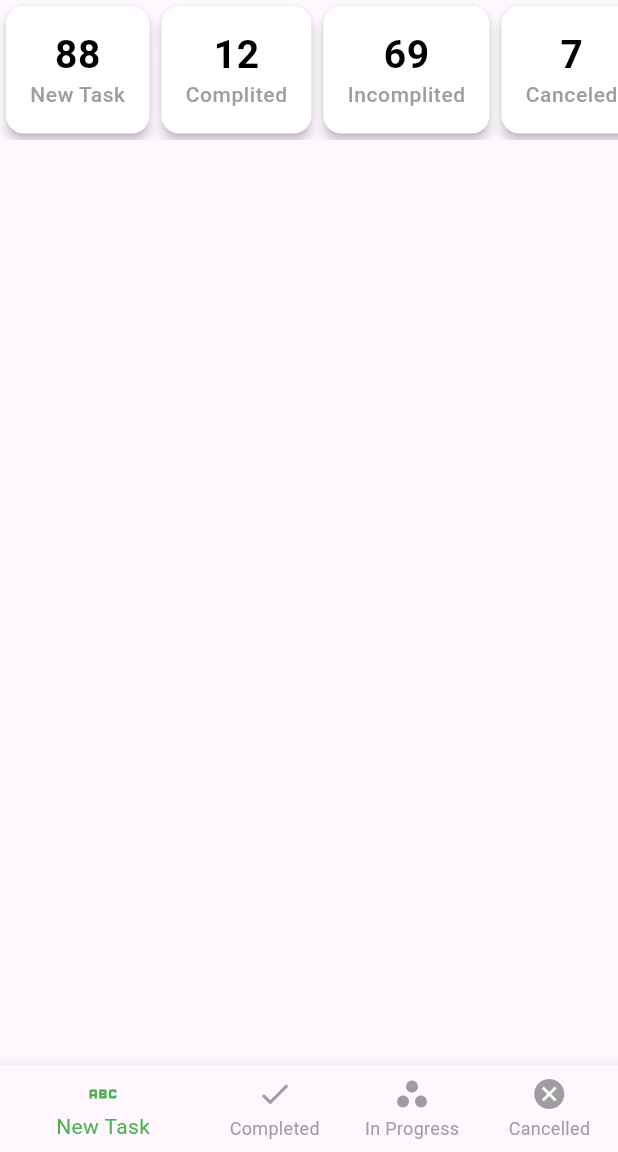
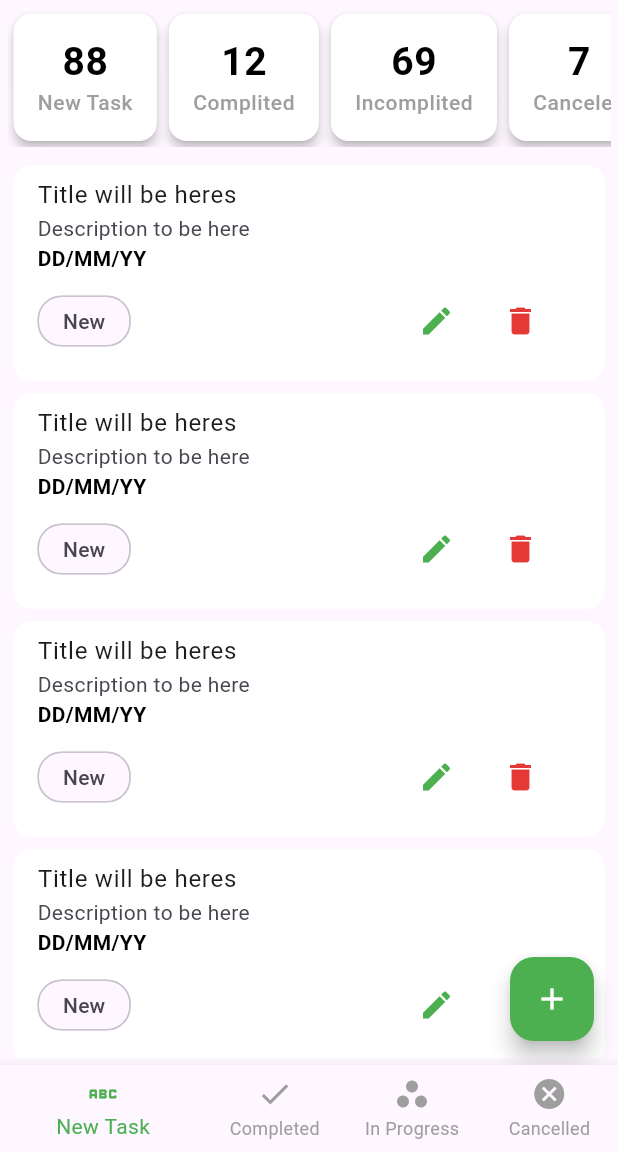
Before and after one commit to nafiurrahmansabbir/Task_Manager, a Flutter app: the MainBottomNavScreen screen opened directly, on a phone screen of 412 x 824 dp, the part 84-1236 px from its top. Run offline on Flutter 3.47's test engine with Material 3 defaults, Android fonts, the phone set to English and light mode, and no system bars; our stand-ins replace cached_network_image, flutter_svg, pin_code_fields.

Commit message:
Working on Home Activitys

```diff
--- a/lib/ui/screens/main_bottom_nav_screen.dart
+++ b/lib/ui/screens/main_bottom_nav_screen.dart
@@ -16,7 +16,7 @@ class MainBottomNavScreen extends StatefulWidget {
 
 class _MainBottomNavScreenState extends State<MainBottomNavScreen> {
   int _selectedIndex = 0;
-  List<Widget> _screen= const[
+  List<Widget> _screen = const [
     NewTaskScreen(),
     CompletedScreen(),
     InProgressScreen(),
@@ -26,7 +26,7 @@ class _MainBottomNavScreenState extends State<MainBottomNavScreen> {
   @override
   Widget build(BuildContext context) {
     return Scaffold(
-      appBar: profile_appBar(),
+      appBar: profile_appBar(context),
       body: _screen[_selectedIndex],
       bottomNavigationBar: BottomNavigationBar(
         currentIndex: _selectedIndex,
@@ -42,7 +42,8 @@ class _MainBottomNavScreenState extends State<MainBottomNavScreen> {
         items: [
           BottomNavigationBarItem(icon: Icon(Icons.abc), label: 'New Task'),
           BottomNavigationBarItem(icon: Icon(Icons.done), label: 'Completed'),
-          BottomNavigationBarItem(icon: Icon(Icons.workspaces), label: 'In Progress'),
+          BottomNavigationBarItem(
+              icon: Icon(Icons.workspaces), label: 'In Progress'),
           BottomNavigationBarItem(icon: Icon(Icons.cancel), label: 'Cancelled'),
         ],
       ),
--- a/lib/ui/screens/new_task_screen.dart
+++ b/lib/ui/screens/new_task_screen.dart
@@ -1,5 +1,8 @@
 import 'package:flutter/material.dart';
+import 'package:task_manager/ui/screens/add_new_task_screen.dart';
+import 'package:task_manager/ui/utilitys/app_colors.dart';
 
+import '../widgets/task_item.dart';
 import '../widgets/task_summary_card.dart';
 
 class NewTaskScreen extends StatefulWidget {
@@ -13,11 +16,41 @@ class _NewTaskScreenState extends State<NewTaskScreen> {
   @override
   Widget build(BuildContext context) {
     return Scaffold(
+      body: Padding(
+        padding: const EdgeInsets.all(5.0),
+        child: Column(
+          children: [
+            _buildSummaruSection(),
+            const SizedBox(
+              height: 8,
+            ),
+            Expanded(
+              child: ListView.builder(
+                itemCount: 5,
+                itemBuilder: (context, index) {
+                  return TaskItem();
+                },
+              ),
+            ),
+          ],
+        ),
+      ),
+      floatingActionButton: FloatingActionButton(
+        backgroundColor: AppColors.themeColor,
+        onPressed: _onTapAddButton,
+        child: Icon(
+          Icons.add,
+          color: Colors.white,
+        ),
+      ),
+    );
+  }
 
-      body: Column(
-        children: [
-          _buildSummaruSection()
-        ],
+  void _onTapAddButton() {
+    Navigator.push(
+      context,
+      MaterialPageRoute(
+        builder: (context) => AddNewTaskScreen(),
       ),
     );
   }
@@ -25,7 +58,6 @@ class _NewTaskScreenState extends State<NewTaskScreen> {
   Widget _buildSummaruSection() {
     return SingleChildScrollView(
       scrollDirection: Axis.horizontal,
-
       child: Row(
         children: [
           TaskSummaryCard(
@@ -48,6 +80,4 @@ class _NewTaskScreenState extends State<NewTaskScreen> {
       ),
     );
   }
-
-
 }
--- /dev/null
+++ b/lib/ui/widgets/task_item.dart
@@ -0,0 +1,63 @@
+import 'package:flutter/cupertino.dart';
+import 'package:flutter/material.dart';
+
+class TaskItem extends StatelessWidget {
+  const TaskItem({
+    super.key,
+  });
+
+  @override
+  Widget build(BuildContext context) {
+    return Card(
+      color: Colors.white,
+      elevation: 0,
+      child: ListTile(
+        title: Text('Title will be heres'),
+        subtitle: Column(
+          crossAxisAlignment: CrossAxisAlignment.start,
+          children: [
+            Text(
+              "Description to be here",
+            ),
+            Text(
+              'DD/MM/YY',
+              style: TextStyle(
+                color: Colors.black,
+                fontWeight: FontWeight.w600,
+              ),
+            ),
+            Row(
+              mainAxisAlignment: MainAxisAlignment.spaceBetween,
+              children: [
+                Chip(
+                  label: Text("New"),
+                  shape: RoundedRectangleBorder(
+                    borderRadius: BorderRadius.circular(16),
+                  ),
+                  padding: EdgeInsets.symmetric(
+                      horizontal: 8, vertical: 2),
+                ),
+                ButtonBar(
+                  children: [
+                    IconButton(
+                        onPressed: () {},
+                        icon: Icon(
+                          Icons.edit,
+                          color: Colors.green,
+                        )),
+                    IconButton(
+                        onPressed: () {},
+                        icon: Icon(
+                          Icons.delete,
+                          color: Colors.red.shade600,
+                        )),
+                  ],
+                )
+              ],
+            )
+          ],
+        ),
+      ),
+    );
+  }
+}
```
Also changed, not shown: lib/ui/screens/add_new_task_screen.dart (added, +71 -0 lines), lib/ui/screens/auth/sign_up_screen.dart (+11 -1 lines), lib/ui/screens/calcelled_screen.dart (+11 -1 lines), lib/ui/screens/completed_screen.dart (+13 -1 lines), lib/ui/screens/in_progress_task_screen.dart (+13 -1 lines), lib/ui/widgets/profile_appBar.dart (+11 -2 lines). Lines whose indentation alone changed are shown as unchanged.
